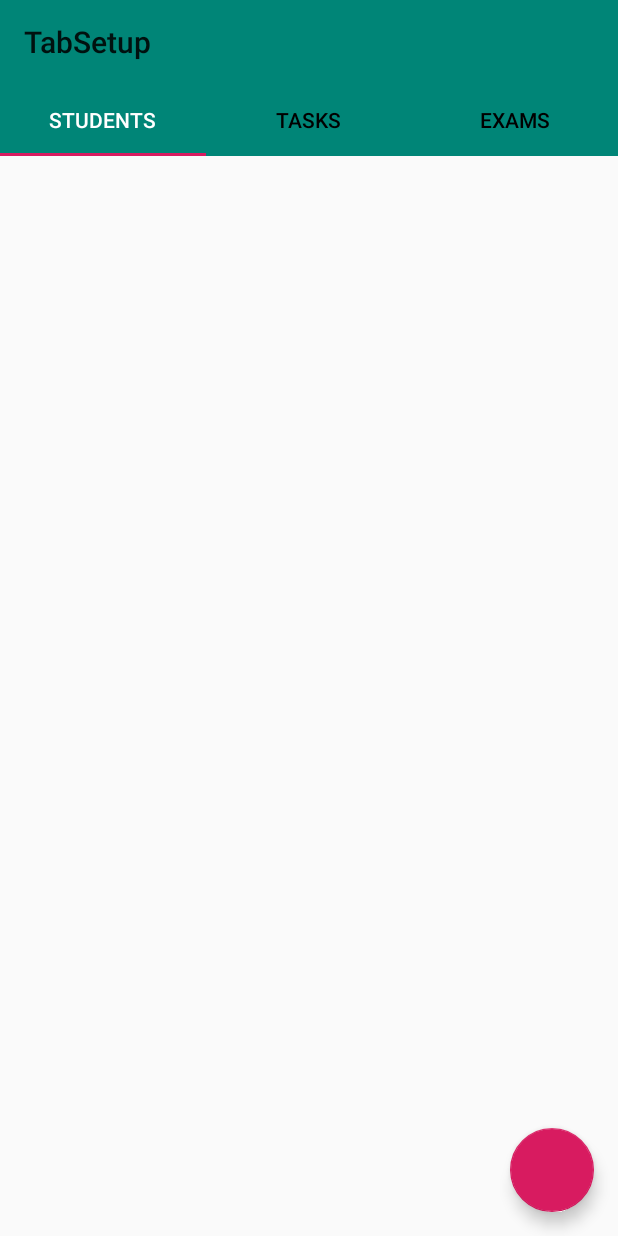
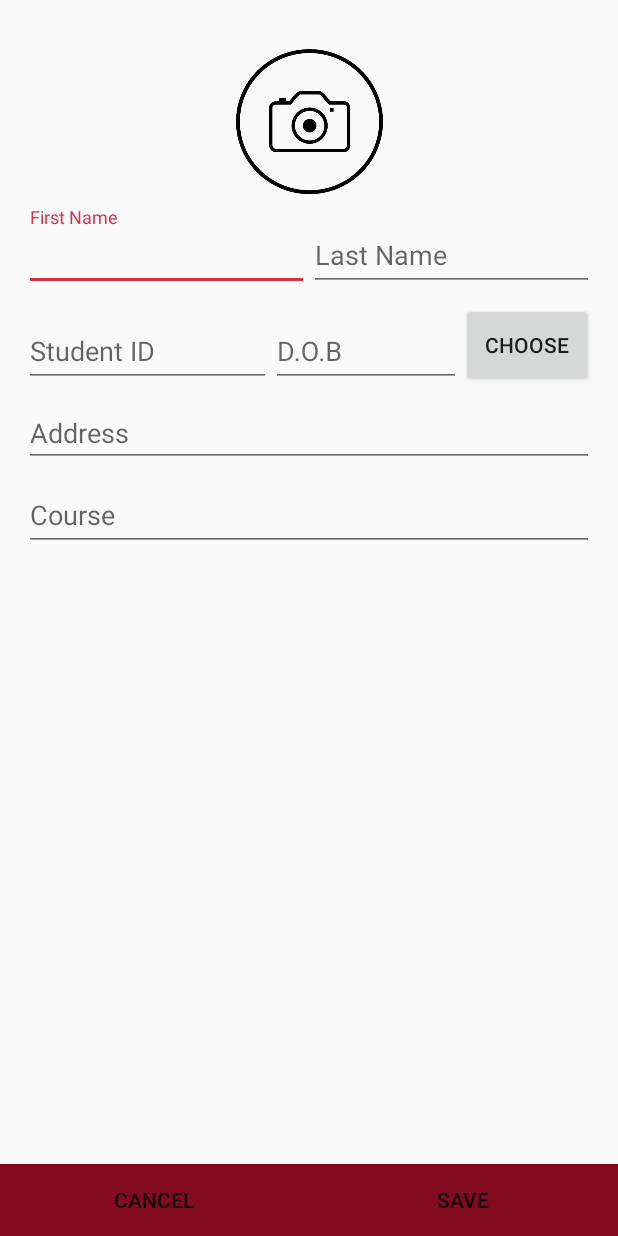
Before and after one commit to Zempire/Teachers-Pet, an Android app: the screen it shows after launch (MainActivity before the commit, StudentCreator after it), after a tap on an icon or button, on a phone screen of 412 x 824 dp. Run offline under Robolectric (Android 15) with nearby library versions, the phone set to English and light mode, and no system bars.

Commit message:
Updated Student Creator

```diff
--- a/app/src/main/AndroidManifest.xml
+++ b/app/src/main/AndroidManifest.xml
@@ -16,6 +16,9 @@
                 <category android:name="android.intent.category.LAUNCHER" />
             </intent-filter>
         </activity>
+        <activity android:name=".StudentCreator">
+
+        </activity>
     </application>
 
 </manifest>
--- /dev/null
+++ b/app/src/main/java/com/example/android/tabsetup/StudentCreator.java
@@ -0,0 +1,16 @@
+package com.example.android.tabsetup;
+
+import android.os.Bundle;
+import android.os.PersistableBundle;
+
+import androidx.annotation.Nullable;
+import androidx.appcompat.app.AppCompatActivity;
+
+public class StudentCreator extends AppCompatActivity {
+
+    @Override
+    protected void onCreate(@Nullable Bundle savedInstanceState) {
+        super.onCreate(savedInstanceState);
+        setContentView(R.layout.activity_create_student);
+    }
+}
--- a/app/src/main/java/com/example/android/tabsetup/StudentList.java
+++ b/app/src/main/java/com/example/android/tabsetup/StudentList.java
@@ -1,5 +1,6 @@
 package com.example.android.tabsetup;
 
+import android.app.Activity;
 import android.content.Intent;
 import android.os.Bundle;
 import android.view.LayoutInflater;
@@ -28,7 +29,8 @@ public class StudentList extends Fragment {
         studentFab.setOnClickListener(new View.OnClickListener() {
             @Override
             public void onClick(View view) {
-                Intent intent = new Intent(Start)
+                Intent intent = new Intent(getActivity(), StudentCreator.class);
+                startActivity(intent);
             }
         });
     }
--- /dev/null
+++ b/app/src/main/res/layout/activity_create_student.xml
@@ -0,0 +1,169 @@
+<?xml version="1.0" encoding="utf-8"?>
+<androidx.constraintlayout.widget.ConstraintLayout xmlns:android="http://schemas.android.com/apk/res/android"
+    xmlns:app="http://schemas.android.com/apk/res-auto"
+    xmlns:tools="http://schemas.android.com/tools"
+    android:id="@+id/linearLayout"
+    android:layout_width="match_parent"
+    android:layout_height="match_parent">
+
+    <ImageView
+        android:id="@+id/addImage"
+        android:layout_width="130dp"
+        android:layout_height="98dp"
+        android:layout_marginStart="8dp"
+        android:layout_marginTop="32dp"
+        android:layout_marginEnd="8dp"
+        app:layout_constraintEnd_toEndOf="parent"
+        app:layout_constraintStart_toStartOf="parent"
+        app:layout_constraintTop_toTopOf="parent"
+        app:srcCompat="@drawable/newimage" />
+
+    <LinearLayout
+        android:id="@+id/nameLayout"
+        android:layout_width="match_parent"
+        android:layout_height="wrap_content"
+        android:layout_marginStart="16dp"
+        android:layout_marginTop="8dp"
+        android:layout_marginEnd="16dp"
+        android:orientation="horizontal"
+        app:layout_constraintEnd_toEndOf="parent"
+        app:layout_constraintStart_toStartOf="parent"
+        app:layout_constraintTop_toBottomOf="@+id/addImage">
+
+        <com.google.android.material.textfield.TextInputLayout
+            android:id="@+id/fNameContainer"
+            android:layout_width="match_parent"
+            android:layout_height="wrap_content"
+            android:layout_weight="1">
+
+            <com.google.android.material.textfield.TextInputEditText
+                android:id="@+id/firstName"
+                android:layout_width="match_parent"
+                android:layout_height="wrap_content"
+                android:hint="First Name"
+                android:inputType="textPersonName" />
+        </com.google.android.material.textfield.TextInputLayout>
+
+        <com.google.android.material.textfield.TextInputLayout
+            android:id="@+id/lNameContainer"
+            android:layout_width="match_parent"
+            android:layout_height="wrap_content"
+            android:layout_weight="1">
+
+            <com.google.android.material.textfield.TextInputEditText
+                android:id="@+id/lastName"
+                android:layout_width="match_parent"
+                android:layout_height="wrap_content"
+                android:hint="Last Name"
+                android:inputType="textPersonName" />
+        </com.google.android.material.textfield.TextInputLayout>
+
+    </LinearLayout>
+
+    <LinearLayout
+        android:id="@+id/id_dobLayout"
+        android:layout_width="match_parent"
+        android:layout_height="wrap_content"
+        android:layout_marginStart="16dp"
+        android:layout_marginTop="8dp"
+        android:layout_marginEnd="16dp"
+        android:weightSum="3"
+        app:layout_constraintEnd_toEndOf="parent"
+        app:layout_constraintStart_toStartOf="parent"
+        app:layout_constraintTop_toBottomOf="@+id/nameLayout">
+
+        <com.google.android.material.textfield.TextInputLayout
+            android:id="@+id/IDContainer"
+            android:layout_width="0dp"
+            android:layout_height="wrap_content"
+            android:layout_weight="1.3">
+
+            <com.google.android.material.textfield.TextInputEditText
+                android:id="@+id/studentID"
+                android:layout_width="match_parent"
+                android:layout_height="wrap_content"
+                android:hint="Student ID"
+                android:inputType="number" />
+
+        </com.google.android.material.textfield.TextInputLayout>
+
+        <com.google.android.material.textfield.TextInputLayout
+            android:id="@+id/DOBContainer"
+            android:layout_width="0dp"
+            android:layout_height="wrap_content"
+            android:layout_weight="1">
+
+            <com.google.android.material.textfield.TextInputEditText
+                android:id="@+id/studentDOB"
+                android:layout_width="match_parent"
+                android:layout_height="wrap_content"
+                android:hint="D.O.B"
+                android:inputType="date"/>
+
+        </com.google.android.material.textfield.TextInputLayout>
+
+        <Button
+            android:id="@+id/button"
+            android:layout_width="0dp"
+            android:layout_height="match_parent"
+            android:layout_weight=".7"
+            android:text="choose" />
+
+    </LinearLayout>
+
+    <EditText
+        android:id="@+id/address"
+        android:layout_width="match_parent"
+        android:layout_height="wrap_content"
+        android:layout_marginStart="16dp"
+        android:layout_marginTop="8dp"
+        android:layout_marginEnd="16dp"
+        android:hint="Address"
+        android:inputType="textPostalAddress"
+        app:layout_constraintEnd_toEndOf="parent"
+        app:layout_constraintHorizontal_bias="1.0"
+        app:layout_constraintStart_toStartOf="parent"
+        app:layout_constraintTop_toBottomOf="@+id/id_dobLayout" />
+
+    <EditText
+        android:id="@+id/course"
+        android:layout_width="match_parent"
+        android:layout_height="48dp"
+        android:layout_marginStart="16dp"
+        android:layout_marginTop="8dp"
+        android:layout_marginEnd="16dp"
+        android:hint="Course"
+        app:layout_constraintEnd_toEndOf="parent"
+        app:layout_constraintHorizontal_bias="0.0"
+        app:layout_constraintStart_toStartOf="parent"
+        app:layout_constraintTop_toBottomOf="@+id/address" />
+
+    <LinearLayout
+        android:id="@+id/optionsLayout"
+        android:layout_width="match_parent"
+        android:layout_height="wrap_content"
+        android:background="#b2b2b2"
+        android:orientation="horizontal"
+        app:layout_constraintBottom_toBottomOf="parent"
+        app:layout_constraintEnd_toEndOf="parent"
+        app:layout_constraintHorizontal_bias="0.0"
+        app:layout_constraintStart_toStartOf="parent">
+
+        <Button
+            android:id="@+id/cancel_btn"
+            android:layout_width="wrap_content"
+            android:layout_height="wrap_content"
+            android:layout_weight="1"
+            android:background="@color/colorPrimary"
+            android:text="cancel" />
+
+        <Button
+            android:id="@+id/save_btn"
+            android:layout_width="wrap_content"
+            android:layout_height="wrap_content"
+            android:layout_weight="1"
+            android:background="@color/colorPrimary"
+            android:text="Save" />
+    </LinearLayout>
+
+</androidx.constraintlayout.widget.ConstraintLayout>
--- a/app/src/main/res/layout/activity_student_tab.xml
+++ b/app/src/main/res/layout/activity_student_tab.xml
@@ -13,6 +13,8 @@
         android:layout_marginEnd="16dp"
         android:layout_marginBottom="16dp"
         android:clickable="true"
+        android:backgroundTint="@color/colorPrimary"
+        android:src="@drawable/plus"
         app:layout_constraintBottom_toBottomOf="parent"
         app:layout_constraintEnd_toEndOf="parent" />
 </androidx.constraintlayout.widget.ConstraintLayout>
--- a/app/src/main/res/values/colors.xml
+++ b/app/src/main/res/values/colors.xml
@@ -1,6 +1,6 @@
 <?xml version="1.0" encoding="utf-8"?>
 <resources>
-    <color name="colorPrimary">#008577</color>
-    <color name="colorPrimaryDark">#00574B</color>
-    <color name="colorAccent">#D81B60</color>
+    <color name="colorPrimary">#830b1f</color>
+    <color name="colorPrimaryDark">#510d18</color>
+    <color name="colorAccent">#d2304b</color>
 </resources>
```
Also changed, not shown: app/src/main/res/drawable/newimage.png (added), app/src/main/res/drawable/plus.png (added).
